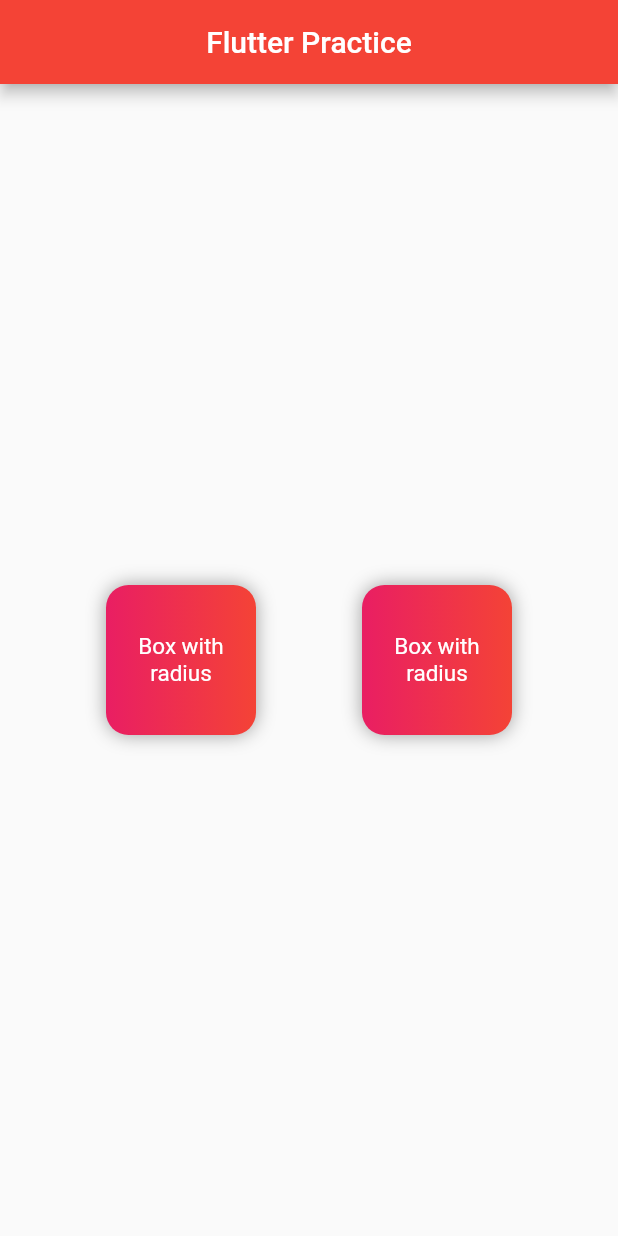
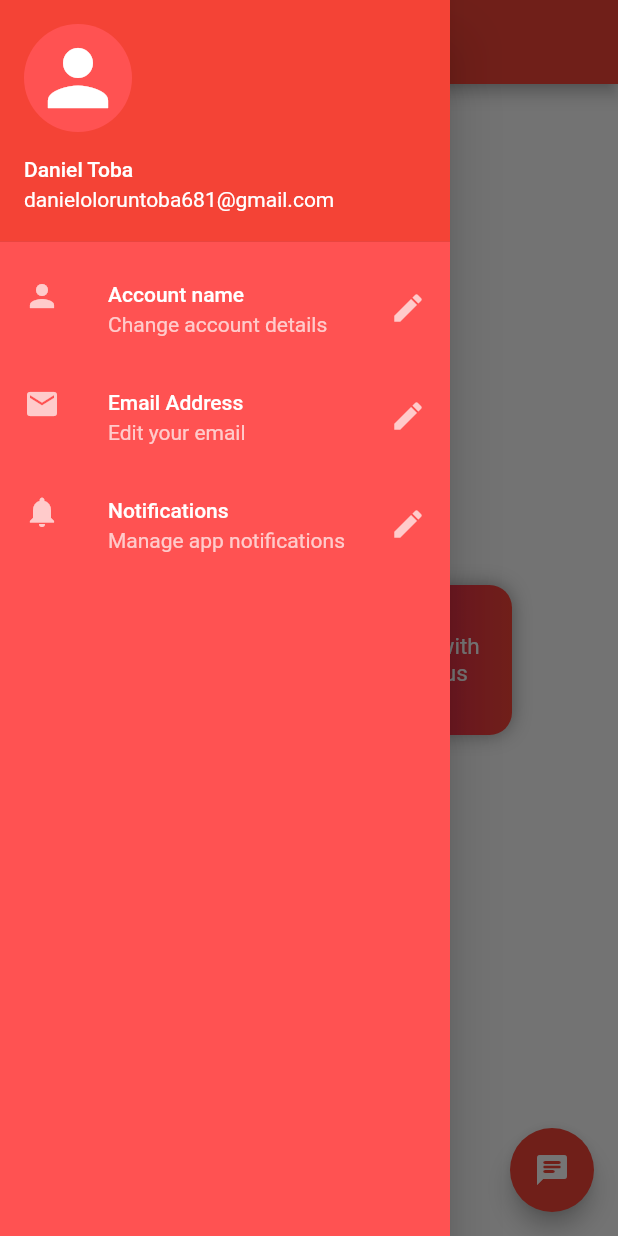
Before and after one commit to Daniel-16/30-days-of-flutter, a Flutter app: the screen it shows after launch, with the side drawer open (before the commit the screen has no drawer), on a phone screen of 412 x 824 dp. Run offline on Flutter 3.47's test engine with Material 2 defaults, Android fonts, the phone set to English and light mode, and no system bars.

Commit message:
worked with drawers, listViews and listTiles

```diff
--- a/lib/main.dart
+++ b/lib/main.dart
@@ -91,6 +91,78 @@ class _MyHomePageState extends State<MyHomePage> {
                     fontWeight: FontWeight.normal)),
           ),
         ],
-        )));
+      )),
+      drawer: Drawer(
+        backgroundColor: Colors.redAccent,
+        width: 300,
+        child: ListView(
+          children: <Widget>[
+            const UserAccountsDrawerHeader(
+                accountName: Text("Daniel Toba"),
+                accountEmail: Text("danieloloruntoba681@gmail.com"),
+                currentAccountPicture: CircleAvatar(
+                  backgroundColor: Colors.redAccent,
+                  child: Icon(
+                    Icons.person,
+                    color: Colors.white,
+                    size: 60,
+                  ),
+                )),
+            ListTile(
+              leading: const Icon(Icons.person, color: Colors.white70),
+              title: const Text(
+                "Account name",
+                style: TextStyle(color: Colors.white),
+              ),
+              subtitle: const Text(
+                "Change account details",
+                style: TextStyle(color: Colors.white70),
+              ),
+              trailing: const Icon(
+                Icons.edit,
+                color: Colors.white70,
+              ),
+              onTap: () {},
+            ),
+            ListTile(
+              leading: const Icon(Icons.email, color: Colors.white70),
+              title: const Text(
+                "Email Address",
+                style: TextStyle(color: Colors.white),
+              ),
+              subtitle: const Text(
+                "Edit your email",
+                style: TextStyle(color: Colors.white70),
+              ),
+              trailing: const Icon(
+                Icons.edit,
+                color: Colors.white70,
+              ),
+              onTap: () {},
+            ),
+            ListTile(
+              leading: const Icon(Icons.notifications, color: Colors.white70),
+              title: const Text(
+                "Notifications",
+                style: TextStyle(color: Colors.white),
+              ),
+              subtitle: const Text(
+                "Manage app notifications",
+                style: TextStyle(color: Colors.white70),
+              ),
+              trailing: const Icon(
+                Icons.edit,
+                color: Colors.white70,
+              ),
+              onTap: () {},
+            ),
+          ],
+        ),
+      ),
+      floatingActionButton: FloatingActionButton(
+          onPressed: (() => {}),
+          tooltip: "Floating Action Button",
+          child: const Icon(Icons.chat_rounded)),
+    );
   }
 }
```
Lines whose indentation alone changed are shown as unchanged.
